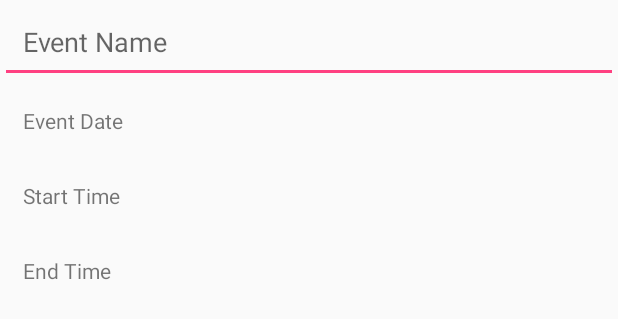
After one commit to alienfreak/Vailable, an Android app: the layout activity_create_event.xml on its own in the app's theme, with its tools: preview values and no code run, on a phone screen of 412 x 824 dp. The commit adds this screen. Shown: the top 319 px of the screen. Run offline under Robolectric (Android 15) with nearby library versions, the phone set to English and light mode, and no system bars.

Commit message:
createEvent class with date picker and start/end time picker

```diff
--- a/app/src/main/AndroidManifest.xml
+++ b/app/src/main/AndroidManifest.xml
@@ -16,6 +16,7 @@
                 <category android:name="android.intent.category.LAUNCHER" />
             </intent-filter>
         </activity>
+        <activity android:name=".CreateEvent"></activity>
     </application>
 
 </manifest>
--- /dev/null
+++ b/app/src/main/res/layout/activity_create_event.xml
@@ -0,0 +1,33 @@
+<?xml version="1.0" encoding="utf-8"?>
+<LinearLayout xmlns:android="http://schemas.android.com/apk/res/android"
+    xmlns:tools="http://schemas.android.com/tools"
+    android:layout_width="match_parent"
+    android:layout_height="match_parent"
+    android:orientation="vertical"
+    tools:context="com.austin.elliott.vailable.CreateEvent">
+
+    <EditText
+        android:id="@+id/eventNameEditText"
+        android:layout_width="match_parent"
+        android:layout_height="wrap_content"
+        android:hint="Event Name"
+        android:padding="15dp"/>
+    <TextView
+        android:id="@+id/eventDateTextView"
+        android:layout_width="wrap_content"
+        android:layout_height="wrap_content"
+        android:text="Event Date"
+        android:padding="15dp" />
+    <TextView
+        android:id="@+id/startTimeTextView"
+        android:layout_width="wrap_content"
+        android:layout_height="wrap_content"
+        android:text="Start Time"
+        android:padding="15dp"/>
+    <TextView
+        android:id="@+id/endTimeTextView"
+        android:layout_width="wrap_content"
+        android:layout_height="wrap_content"
+        android:text="End Time"
+        android:padding="15dp"/>
+</LinearLayout>
--- a/app/src/main/res/layout/activity_main.xml
+++ b/app/src/main/res/layout/activity_main.xml
@@ -6,10 +6,11 @@
     android:layout_height="match_parent"
     tools:context="com.austin.elliott.vailable.MainActivity">
 
-    <TextView
+    <Button
+        android:id="@+id/createEventButton"
         android:layout_width="wrap_content"
         android:layout_height="wrap_content"
-        android:text="Hello World!!"
+        android:text="Create Event"
         app:layout_constraintBottom_toBottomOf="parent"
         app:layout_constraintLeft_toLeftOf="parent"
         app:layout_constraintRight_toRightOf="parent"
```
Also changed, not shown: app/src/main/java/com/austin/elliott/vailable/CreateEvent.java (added, +135 -0 lines), app/src/main/java/com/austin/elliott/vailable/MainActivity.java (+14 -1 lines).
